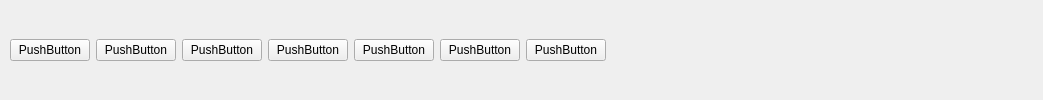
Before: the Qt Designer form hs_analyse_action.ui in Ying3141/yizumi-monitor, drawn with Qt 5.
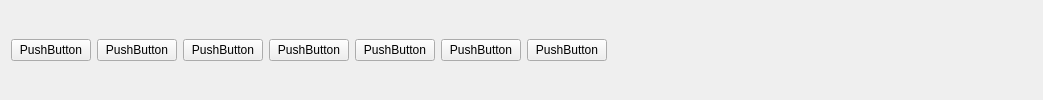
After: the same form once the commit is applied.

Patch:
```diff
--- a/hs_analyse_action.ui
+++ b/hs_analyse_action.ui
@@ -13,15 +13,6 @@
   <property name="windowTitle">
    <string>Form</string>
   </property>
-  <widget class="QWidget" name="horizontalLayoutWidget">
-   <property name="geometry">
-    <rect>
-     <x>10</x>
-     <y>10</y>
-     <width>1021</width>
-     <height>80</height>
-    </rect>
-   </property>
    <layout class="QHBoxLayout" name="horizontalLayout">
     <item>
      <widget class="QPushButton" name="connect_to_server">
@@ -79,14 +70,13 @@
       </property>
       <property name="sizeHint" stdset="0">
        <size>
-        <width>40</width>
+       <width>318</width>
         <height>20</height>
        </size>
       </property>
      </spacer>
     </item>
    </layout>
-  </widget>
  </widget>
  <resources/>
  <connections/>
```
Lines whose indentation alone changed are shown as unchanged.
